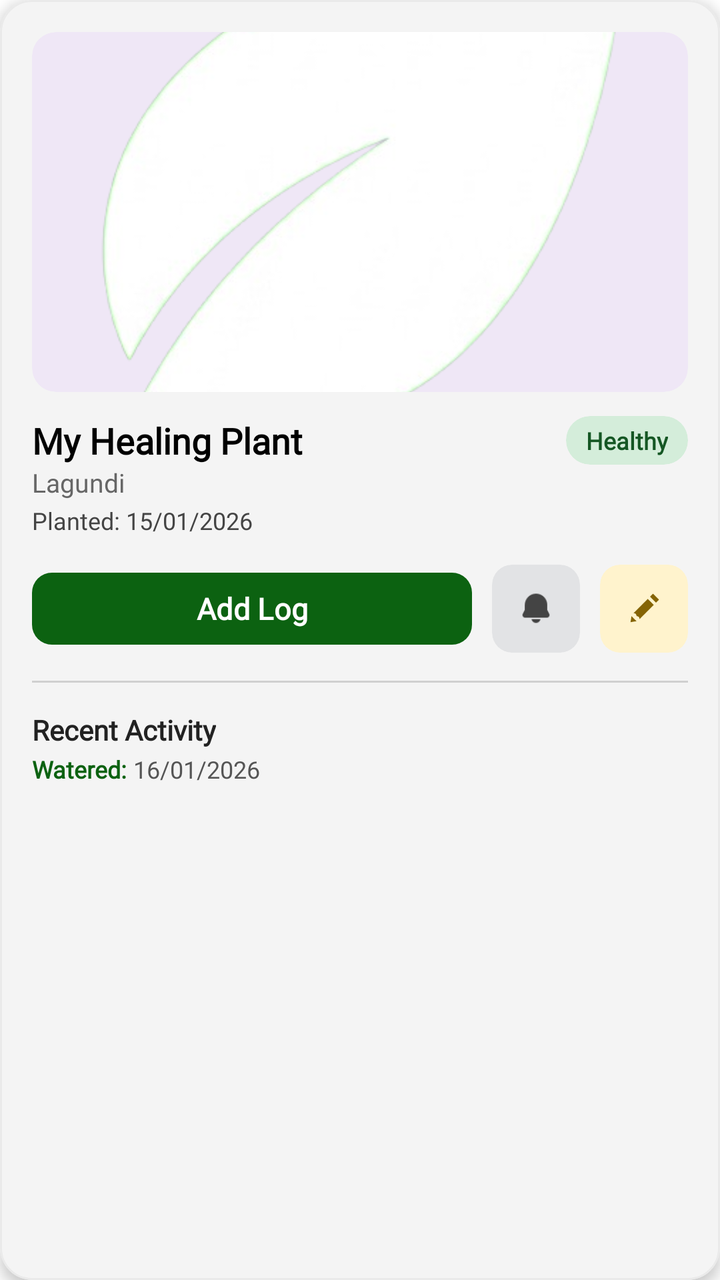
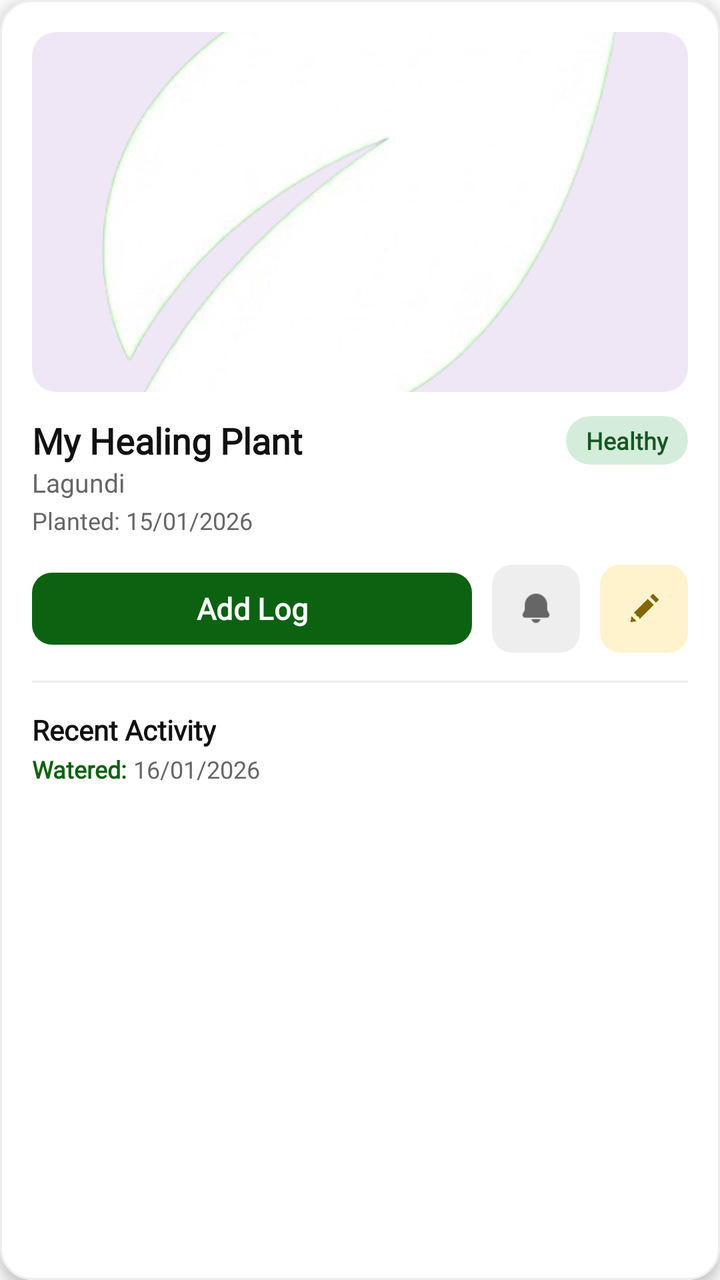

Two renders of the same Android screen: before a commit and after it. Below are the layout's source before the change and the commit's diff.
<!-- AndroidManifest.xml: application theme Theme.SmartGrow -->
<!-- res/layout/item_plant_card.xml -->
<?xml version="1.0" encoding="utf-8"?>
<com.google.android.material.card.MaterialCardView
    xmlns:android="http://schemas.android.com/apk/res/android"
    xmlns:app="http://schemas.android.com/apk/res-auto"
    android:id="@+id/card_plant_item_container"
    android:layout_width="match_parent"
    android:layout_height="wrap_content"
    android:layout_marginVertical="8dp"
    app:cardCornerRadius="16dp"
    app:cardElevation="4dp"
    app:cardBackgroundColor="#F4F4F4"
    app:strokeWidth="1dp"
    app:strokeColor="#EAEAEA">

    <LinearLayout
        android:layout_width="match_parent"
        android:layout_height="wrap_content"
        android:orientation="vertical"
        android:padding="16dp">

        
        <com.google.android.material.card.MaterialCardView
            android:layout_width="match_parent"
            android:layout_height="180dp"
            app:cardCornerRadius="12dp"
            app:strokeWidth="0dp"
            app:cardElevation="0dp">
            <ImageView
                android:id="@+id/img_diary_plant_visual"
                android:layout_width="match_parent"
                android:layout_height="match_parent"
                android:scaleType="centerCrop"
                android:src="@drawable/smartgrow_logo" />
        </com.google.android.material.card.MaterialCardView>

        
        <RelativeLayout
            android:layout_width="match_parent"
            android:layout_height="wrap_content"
            android:layout_marginTop="12dp">

            <LinearLayout
                android:layout_width="wrap_content"
                android:layout_height="wrap_content"
                android:orientation="vertical"
                android:layout_alignParentLeft="true"
                android:layout_toLeftOf="@id/card_badge_health_status">

                <TextView
                    android:id="@+id/tv_diary_plant_custom_name"
                    android:layout_width="wrap_content"
                    android:layout_height="wrap_content"
                    android:text="My Healing Plant"
                    android:textSize="18sp"
                    android:textStyle="bold"
                    android:textColor="#000000"
                    android:fontFamily="@font/poppins" />

                <TextView
                    android:id="@+id/tv_diary_plant_scientific_species"
                    android:layout_width="wrap_content"
                    android:layout_height="wrap_content"
                    android:text="Lagundi"
                    android:textSize="13sp"
                    android:textColor="#666666"
                    android:fontFamily="@font/poppins" />

                <TextView
                    android:id="@+id/tv_diary_plant_timestamp"
                    android:layout_width="wrap_content"
                    android:layout_height="wrap_content"
                    android:text="Planted: 15/01/2026"
                    android:textSize="12sp"
                    android:textColor="#444444"
                    android:fontFamily="@font/poppins"
                    android:layout_marginTop="2dp" />
            </LinearLayout>

            
            <com.google.android.material.card.MaterialCardView
                android:id="@+id/card_badge_health_status"
                android:layout_width="wrap_content"
                android:layout_height="wrap_content"
                android:layout_alignParentRight="true"
                android:layout_alignParentTop="true"
                app:cardCornerRadius="12dp"
                app:cardElevation="0dp"
                app:cardBackgroundColor="#D4EDDA"
                app:strokeWidth="0dp">
                <TextView
                    android:id="@+id/tv_diary_health_pill_text"
                    android:layout_width="wrap_content"
                    android:layout_height="wrap_content"
                    android:text="Healthy"
                    android:textColor="#155724"
                    android:textSize="12sp"
                    android:textStyle="bold"
                    android:fontFamily="@font/poppins"
                    android:paddingHorizontal="10dp"
                    android:paddingVertical="4dp"/>
            </com.google.android.material.card.MaterialCardView>
        </RelativeLayout>

        
        <LinearLayout
            android:layout_width="match_parent"
            android:layout_height="wrap_content"
            android:orientation="horizontal"
            android:gravity="center_vertical"
            android:layout_marginTop="14dp">

            <com.google.android.material.button.MaterialButton
                android:id="@+id/btn_diary_action_add_log"
                android:layout_width="0dp"
                android:layout_height="44dp"
                android:layout_weight="1"
                android:text="Add Log"
                android:textAllCaps="false"
                android:textStyle="bold"
                android:textSize="15sp"
                android:textColor="#FFFFFF"
                app:backgroundTint="#0C6211"
                app:cornerRadius="10dp"
                android:fontFamily="@font/poppins" />

            <com.google.android.material.card.MaterialCardView
                android:id="@+id/card_diary_item_alert_bell"
                android:layout_width="44dp"
                android:layout_height="44dp"
                android:layout_marginLeft="10dp"
                app:cardCornerRadius="10dp"
                app:cardElevation="0dp"
                app:cardBackgroundColor="#E2E3E5"
                app:strokeWidth="0dp"
                android:clickable="true"
                android:focusable="true">
                <ImageView
                    android:layout_width="18dp"
                    android:layout_height="18dp"
                    android:src="@drawable/ic_notification_green"
                    app:tint="#444444"
                    android:layout_gravity="center" />
            </com.google.android.material.card.MaterialCardView>

            <com.google.android.material.card.MaterialCardView
                android:id="@+id/card_diary_item_edit_pen"
                android:layout_width="44dp"
                android:layout_height="44dp"
                android:layout_marginLeft="10dp"
                app:cardCornerRadius="10dp"
                app:cardElevation="0dp"
                app:cardBackgroundColor="#FFF3CD"
                app:strokeWidth="0dp"
                android:clickable="true"
                android:focusable="true">
                <ImageView
                    android:layout_width="18dp"
                    android:layout_height="18dp"
                    android:src="@drawable/ic_edit_pencil"
                    app:tint="#856404"
                    android:layout_gravity="center" />
            </com.google.android.material.card.MaterialCardView>
        </LinearLayout>

        
        <View
            android:layout_width="match_parent"
            android:layout_height="1dp"
            android:background="#D0D0D0"
            android:layout_marginVertical="14dp" />

        
        <LinearLayout
            android:layout_width="match_parent"
            android:layout_height="wrap_content"
            android:orientation="vertical">

            <TextView
                android:layout_width="wrap_content"
                android:layout_height="wrap_content"
                android:text="Recent Activity"
                android:textStyle="bold"
                android:textColor="#222222"
                android:textSize="14sp"
                android:fontFamily="@font/poppins" />

            <LinearLayout
                android:layout_width="match_parent"
                android:layout_height="wrap_content"
                android:orientation="horizontal"
                android:layout_marginTop="2dp">

                <TextView
                    android:layout_width="wrap_content"
                    android:layout_height="wrap_content"
                    android:text="Watered: "
                    android:textStyle="bold"
                    android:textColor="#0C6211"
                    android:textSize="12sp"
                    android:fontFamily="@font/poppins" />

                <TextView
                    android:id="@+id/tv_diary_last_watered_activity_date"
                    android:layout_width="wrap_content"
                    android:layout_height="wrap_content"
                    android:text="16/01/2026"
                    android:textColor="#555555"
                    android:textSize="12sp"
                    android:fontFamily="@font/poppins" />
            </LinearLayout>
        </LinearLayout>
    </LinearLayout>
</com.google.android.material.card.MaterialCardView>
<!-- resources referenced by this layout -->
<resources>
  <!-- drawable ic_edit_pencil: png bitmap (drawable, 704 bytes) -->
  <!-- drawable ic_notification_green: png bitmap (drawable, 596 bytes) -->
  <!-- drawable smartgrow_logo: png bitmap (drawable, 73503 bytes) -->
  <style name="Theme.SmartGrow" parent="Base.Theme.SmartGrow" />
  <style name="Base.Theme.SmartGrow" parent="Theme.Material3.DayNight.NoActionBar">
          <item name="android:windowBackground">@android:color/white</item>
          <item name="android:windowDisablePreview">true</item>
  
          
          <item name="android:statusBarColor">#FFFFFF</item>
          <item name="android:windowLightStatusBar">true</item>
  
          
          <item name="android:navigationBarColor">#FFFFFF</item>
          <item name="android:windowLightNavigationBar" tools:targetApi="o">true</item>
  
          <item name="android:windowDrawsSystemBarBackgrounds">true</item>
          <item name="android:windowTranslucentStatus">false</item>
          <item name="android:windowTranslucentNavigation">false</item>
      </style>
</resources>

<!-- the commit's change to res/layout/item_plant_card.xml (unified diff, before → after) -->
@@ -8,9 +8,9 @@
     android:layout_marginVertical="8dp"
     app:cardCornerRadius="16dp"
     app:cardElevation="4dp"
-    app:cardBackgroundColor="#F4F4F4"
+    app:cardBackgroundColor="@color/card_background"
     app:strokeWidth="1dp"
-    app:strokeColor="#EAEAEA">
+    app:strokeColor="@color/divider">
 
     <LinearLayout
         android:layout_width="match_parent"
@@ -53,7 +53,7 @@
                     android:text="My Healing Plant"
                     android:textSize="18sp"
                     android:textStyle="bold"
-                    android:textColor="#000000"
+                    android:textColor="@color/text_primary"
                     android:fontFamily="@font/poppins" />
 
                 <TextView
@@ -62,7 +62,7 @@
                     android:layout_height="wrap_content"
                     android:text="Lagundi"
                     android:textSize="13sp"
-                    android:textColor="#666666"
+                    android:textColor="@color/text_secondary"
                     android:fontFamily="@font/poppins" />
 
                 <TextView
@@ -71,7 +71,7 @@
                     android:layout_height="wrap_content"
                     android:text="Planted: 15/01/2026"
                     android:textSize="12sp"
-                    android:textColor="#444444"
+                    android:textColor="@color/text_secondary"
                     android:fontFamily="@font/poppins"
                     android:layout_marginTop="2dp" />
             </LinearLayout>
@@ -118,8 +118,8 @@
                 android:textAllCaps="false"
                 android:textStyle="bold"
                 android:textSize="15sp"
-                android:textColor="#FFFFFF"
-                app:backgroundTint="#0C6211"
+                android:textColor="@color/white"
+                app:backgroundTint="@color/primary_green"
                 app:cornerRadius="10dp"
                 android:fontFamily="@font/poppins" />
 
@@ -130,7 +130,7 @@
                 android:layout_marginLeft="10dp"
                 app:cardCornerRadius="10dp"
                 app:cardElevation="0dp"
-                app:cardBackgroundColor="#E2E3E5"
+                app:cardBackgroundColor="@color/divider"
                 app:strokeWidth="0dp"
                 android:clickable="true"
                 android:focusable="true">
@@ -138,7 +138,7 @@
                     android:layout_width="18dp"
                     android:layout_height="18dp"
                     android:src="@drawable/ic_notification_green"
-                    app:tint="#444444"
+                    app:tint="@color/text_secondary"
                     android:layout_gravity="center" />
             </com.google.android.material.card.MaterialCardView>
 
@@ -166,7 +166,7 @@
         <View
             android:layout_width="match_parent"
             android:layout_height="1dp"
-            android:background="#D0D0D0"
+            android:background="@color/divider"
             android:layout_marginVertical="14dp" />
 
         
@@ -180,7 +180,7 @@
                 android:layout_height="wrap_content"
                 android:text="Recent Activity"
                 android:textStyle="bold"
-                android:textColor="#222222"
+                android:textColor="@color/text_primary"
                 android:textSize="14sp"
                 android:fontFamily="@font/poppins" />
 
@@ -195,7 +195,7 @@
                     android:layout_height="wrap_content"
                     android:text="Watered: "
                     android:textStyle="bold"
-                    android:textColor="#0C6211"
+                    android:textColor="@color/primary_green"
                     android:textSize="12sp"
                     android:fontFamily="@font/poppins" />
 
@@ -204,7 +204,7 @@
                     android:layout_width="wrap_content"
                     android:layout_height="wrap_content"
                     android:text="16/01/2026"
-                    android:textColor="#555555"
+                    android:textColor="@color/text_secondary"
                     android:textSize="12sp"
                     android:fontFamily="@font/poppins" />
             </LinearLayout>
<!-- resource entries referenced after the edit -->
@@ -1,24 +1,31 @@
 <!-- resources referenced by this layout -->
 <resources>
+  <color name="card_background">#FFFFFF</color>
+  <color name="divider">#EEEEEE</color>
+  <color name="primary_green">#0C6211</color>
+  <color name="text_primary">#111111</color>
+  <color name="text_secondary">#666666</color>
+  <color name="white">#FFFFFFFF</color>
   <!-- drawable ic_edit_pencil: png bitmap (drawable, 704 bytes) -->
   <!-- drawable ic_notification_green: png bitmap (drawable, 596 bytes) -->
   <!-- drawable smartgrow_logo: png bitmap (drawable, 73503 bytes) -->
   <style name="Theme.SmartGrow" parent="Base.Theme.SmartGrow" />
   <style name="Base.Theme.SmartGrow" parent="Theme.Material3.DayNight.NoActionBar">
-          <item name="android:windowBackground">@android:color/white</item>
+          <item name="android:windowBackground">@color/background</item>
           <item name="android:windowDisablePreview">true</item>
   
           
-          <item name="android:statusBarColor">#FFFFFF</item>
+          <item name="android:statusBarColor">@color/background</item>
           <item name="android:windowLightStatusBar">true</item>
   
           
-          <item name="android:navigationBarColor">#FFFFFF</item>
+          <item name="android:navigationBarColor">@color/background</item>
           <item name="android:windowLightNavigationBar" tools:targetApi="o">true</item>
   
           <item name="android:windowDrawsSystemBarBackgrounds">true</item>
           <item name="android:windowTranslucentStatus">false</item>
           <item name="android:windowTranslucentNavigation">false</item>
       </style>
+  <color name="background">#F9FAFA</color>
 </resources>
 
